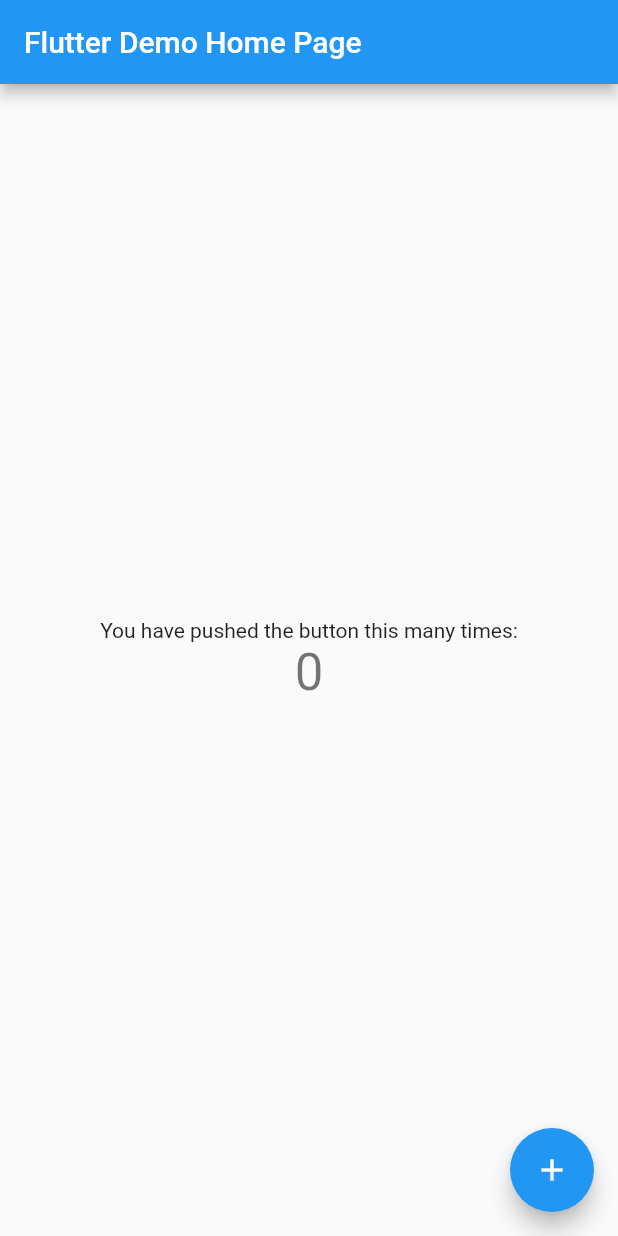
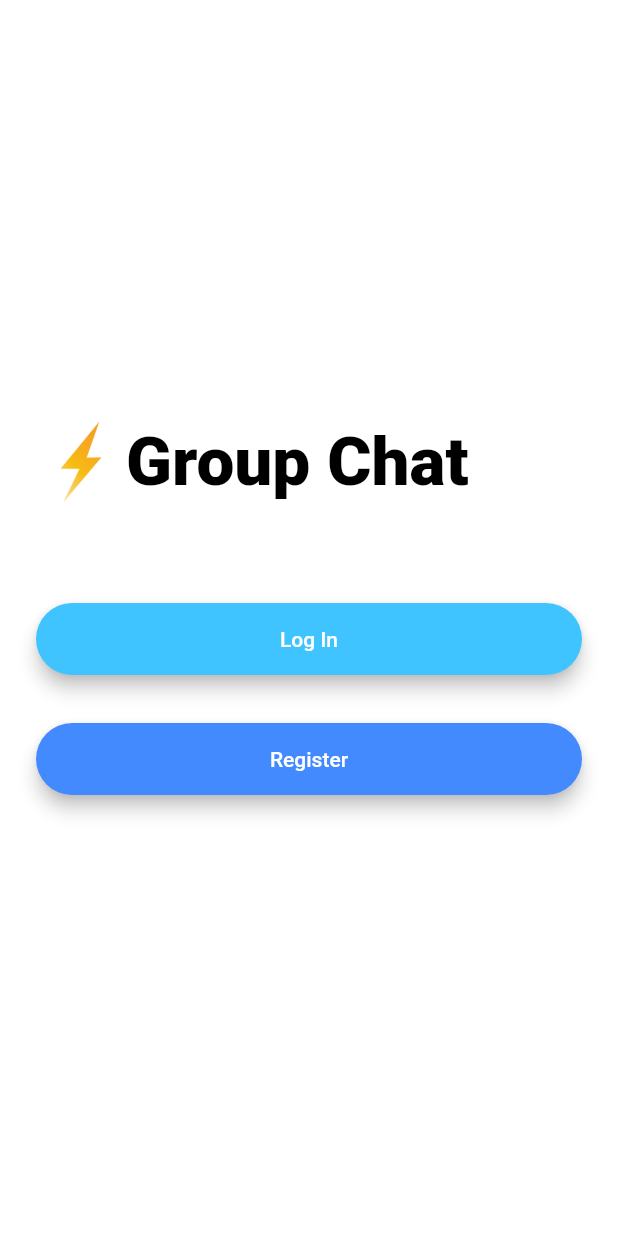
Before and after one commit to EYUAB/group_chat, a Flutter app: the screen it shows after launch, on a phone screen of 412 x 824 dp. Run offline on Flutter 3.47's test engine with Material 2 defaults, Android fonts, the phone set to English and light mode, and no system bars.

Commit message:
fixing some errors

```diff
--- a/lib/main.dart
+++ b/lib/main.dart
@@ -1,115 +1,28 @@
+
 import 'package:flutter/material.dart';
+import 'package:group_chat/chat_screen.dart';
+import 'package:group_chat/login_screen.dart';
+import 'package:group_chat/registration.dart';
+import 'package:group_chat/wellcome_screen.dart';
+void main() => runApp(FlashChat());
 
-void main() {
-  runApp(const MyApp());
-}
-
-class MyApp extends StatelessWidget {
-  const MyApp({super.key});
-
-  // This widget is the root of your application.
+class FlashChat extends StatelessWidget {
   @override
   Widget build(BuildContext context) {
     return MaterialApp(
-      title: 'Flutter Demo',
-      theme: ThemeData(
-        // This is the theme of your application.
-        //
-        // Try running your application with "flutter run". You'll see the
-        // application has a blue toolbar. Then, without quitting the app, try
-        // changing the primarySwatch below to Colors.green and then invoke
-        // "hot reload" (press "r" in the console where you ran "flutter run",
-        // or simply save your changes to "hot reload" in a Flutter IDE).
-        // Notice that the counter didn't reset back to zero; the application
-        // is not restarted.
-        primarySwatch: Colors.blue,
+      debugShowCheckedModeBanner: false,
+      theme: ThemeData.dark().copyWith(
+        textTheme: TextTheme(
+          bodyText1: TextStyle(color: Colors.black54),
+        ),
       ),
-      home: const MyHomePage(title: 'Flutter Demo Home Page'),
+      initialRoute: WelcomeScreen .id,
+      routes: {
+        WelcomeScreen.id:(context) => WelcomeScreen(),
+        RegistrationScreen.id:(context) => RegistrationScreen(),
+        LoginScreen.id:(context) => LoginScreen(),
+        ChatScreen.id:(context) => ChatScreen(),
+      },
     );
   }
 }
-
-class MyHomePage extends StatefulWidget {
-  const MyHomePage({super.key, required this.title});
-
-  // This widget is the home page of your application. It is stateful, meaning
-  // that it has a State object (defined below) that contains fields that affect
-  // how it looks.
-
-  // This class is the configuration for the state. It holds the values (in this
-  // case the title) provided by the parent (in this case the App widget) and
-  // used by the build method of the State. Fields in a Widget subclass are
-  // always marked "final".
-
-  final String title;
-
-  @override
-  State<MyHomePage> createState() => _MyHomePageState();
-}
-
-class _MyHomePageState extends State<MyHomePage> {
-  int _counter = 0;
-
-  void _incrementCounter() {
-    setState(() {
-      // This call to setState tells the Flutter framework that something has
-      // changed in this State, which causes it to rerun the build method below
-      // so that the display can reflect the updated values. If we changed
-      // _counter without calling setState(), then the build method would not be
-      // called again, and so nothing would appear to happen.
-      _counter++;
-    });
-  }
-
-  @override
-  Widget build(BuildContext context) {
-    // This method is rerun every time setState is called, for instance as done
-    // by the _incrementCounter method above.
-    //
-    // The Flutter framework has been optimized to make rerunning build methods
-    // fast, so that you can just rebuild anything that needs updating rather
-    // than having to individually change instances of widgets.
-    return Scaffold(
-      appBar: AppBar(
-        // Here we take the value from the MyHomePage object that was created by
-        // the App.build method, and use it to set our appbar title.
-        title: Text(widget.title),
-      ),
-      body: Center(
-        // Center is a layout widget. It takes a single child and positions it
-        // in the middle of the parent.
-        child: Column(
-          // Column is also a layout widget. It takes a list of children and
-          // arranges them vertically. By default, it sizes itself to fit its
-          // children horizontally, and tries to be as tall as its parent.
-          //
-          // Invoke "debug painting" (press "p" in the console, choose the
-          // "Toggle Debug Paint" action from the Flutter Inspector in Android
-          // Studio, or the "Toggle Debug Paint" command in Visual Studio Code)
-          // to see the wireframe for each widget.
-          //
-          // Column has various properties to control how it sizes itself and
-          // how it positions its children. Here we use mainAxisAlignment to
-          // center the children vertically; the main axis here is the vertical
-          // axis because Columns are vertical (the cross axis would be
-          // horizontal).
-          mainAxisAlignment: MainAxisAlignment.center,
-          children: <Widget>[
-            const Text(
-              'You have pushed the button this many times:',
-            ),
-            Text(
-              '$_counter',
-              style: Theme.of(context).textTheme.headlineMedium,
-            ),
-          ],
-        ),
-      ),
-      floatingActionButton: FloatingActionButton(
-        onPressed: _incrementCounter,
-        tooltip: 'Increment',
-        child: const Icon(Icons.add),
-      ), // This trailing comma makes auto-formatting nicer for build methods.
-    );
-  }
-}
--- a/lib/wellcome_screen.dart
+++ b/lib/wellcome_screen.dart
@@ -0,0 +1,124 @@
+
+import 'package:flutter/material.dart';
+import 'package:group_chat/login_screen.dart';
+import 'package:group_chat/registration.dart';
+
+class WelcomeScreen extends StatefulWidget {
+
+  static const String id ='wellcome_screen';
+  @override
+  _WelcomeScreenState createState() => _WelcomeScreenState();
+}
+
+class _WelcomeScreenState extends State<WelcomeScreen> with SingleTickerProviderStateMixin {
+  late AnimationController  controller;
+  late Animation animation;
+  @override
+  void initState() {
+    // TODO: implement initState
+    super.initState();
+    controller=AnimationController(
+      duration: Duration(seconds: 5),
+      vsync: this,
+    );
+    animation=ColorTween(begin: Colors.blueGrey,end: Colors.white).animate(controller);
+
+  //  animation=CurvedAnimation(parent: controller,curve: Curves.easeIn);
+    controller.forward();
+    // animation.addStatusListener((status) {
+    //     if(status==AnimationStatus.completed){
+    //       controller.reverse(from: 1);
+    //     }
+    //     else if(status==AnimationStatus.dismissed){
+    //       controller.forward();
+    //     }
+    // });
+  controller.addListener(() {
+    setState(() {
+      print(animation.value);
+    });
+  });
+  }
+  @override
+  void dispose() {
+    //TODO: implement dispose
+    super.dispose();
+    //this method disposes the controller when we are in other screen because it is costy animating the animation while we are in another screen
+    controller.dispose();
+  }
+  @override
+  Widget build(BuildContext context) {
+    return Scaffold(
+      backgroundColor: animation.value,
+      body: Padding(
+        padding: EdgeInsets.symmetric(horizontal: 24.0),
+        child: Column(
+          mainAxisAlignment: MainAxisAlignment.center,
+          crossAxisAlignment: CrossAxisAlignment.stretch,
+          children: <Widget>[
+            Row(
+              children: <Widget>[
+                Hero(
+                  tag: 'logo',
+                  child: Container(
+                    child: Image.asset('images/logo.png'),
+                    height: 60,
+                  ),
+                ),
+                Text(
+                  'Group Chat',
+                  style: TextStyle(
+                    fontSize: 45.0,
+                    color: Colors.black,
+                    fontWeight: FontWeight.w900,
+                  ),
+                ),
+              ],
+            ),
+            SizedBox(
+              height: 48.0,
+            ),
+            Padding(
+              padding: EdgeInsets.symmetric(vertical: 16.0),
+              child: Material(
+                elevation: 5.0,
+                color: Colors.lightBlueAccent,
+                borderRadius: BorderRadius.circular(30.0),
+                child: MaterialButton(
+                  onPressed: () {
+                    //Go to login screen.
+                    Navigator.pushNamed(context, LoginScreen.id);
+                  },
+                  minWidth: 200.0,
+                  height: 42.0,
+                  child: Text(
+                    'Log In',
+                  ),
+                ),
+              ),
+            ),
+            Padding(
+              padding: EdgeInsets.symmetric(vertical: 16.0),
+              child: Material(
+                color: Colors.blueAccent,
+                borderRadius: BorderRadius.circular(30.0),
+                elevation: 5.0,
+                child: MaterialButton(
+                  onPressed: () {
+                    //Go to registration screen.
+                    Navigator.pushNamed(context, RegistrationScreen.id);
+                  },
+                  minWidth: 200.0,
+                  height: 42.0,
+                  child: Text(
+                    'Register',
+                  ),
+                ),
+              ),
+            ),
+          ],
+        ),
+      ),
+    );
+  }
+}
--- a/pubspec.yaml
+++ b/pubspec.yaml
@@ -59,8 +59,8 @@ flutter:
   uses-material-design: true
 
   # To add assets to your application, add an assets section, like this:
-  # assets:
-  #   - images/a_dot_burr.jpeg
+  assets:
+    - images/
   #   - images/a_dot_ham.jpeg
 
   # An image asset can refer to one or more resolution-specific "variants", see
```
Also changed, not shown: lib/chat_screen.dart (+60 -0 lines), lib/constants.dart (+19 -0 lines), lib/login_screen.dart (+107 -0 lines), lib/registration.dart (+103 -0 lines), images/logo.png (added).
